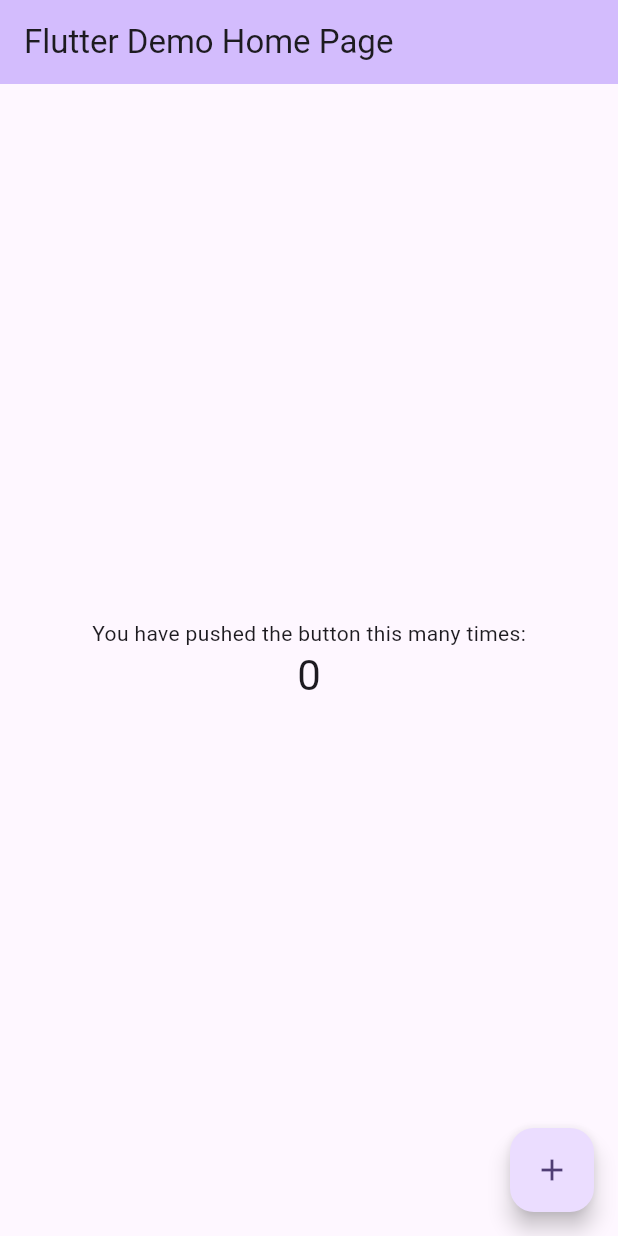
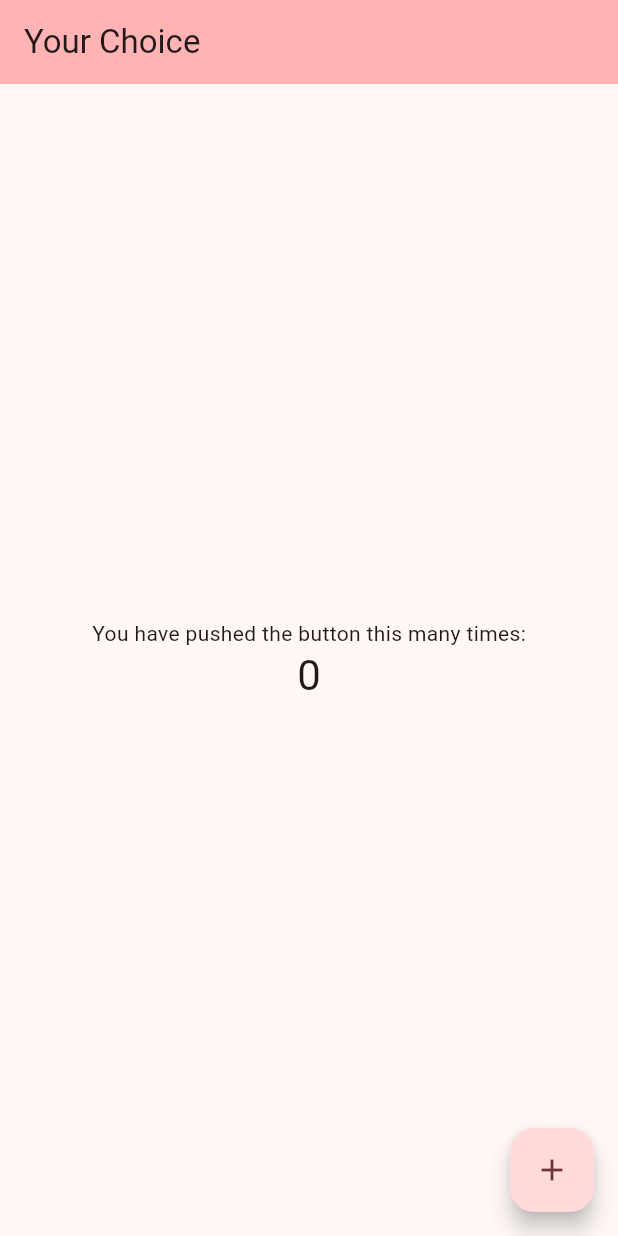
Before and after one commit to jimmurf5/your_choice, a Flutter app: the screen it shows after launch, on a phone screen of 412 x 824 dp. Run offline on Flutter 3.47's test engine with Material 3 defaults, Android fonts, the phone set to English and light mode, and no system bars.

```diff
--- a/lib/main.dart
+++ b/lib/main.dart
@@ -1,4 +1,12 @@
 import 'package:flutter/material.dart';
+
+//set theme data
+final theme = ThemeData(
+         colorScheme: ColorScheme.fromSeed(
+          seedColor: const Color.fromARGB(255, 183, 58, 73),
+          ),
+        useMaterial3: true,
+      );
 
 void main() {
   runApp(const MyApp());
@@ -11,27 +19,9 @@ class MyApp extends StatelessWidget {
   @override
   Widget build(BuildContext context) {
     return MaterialApp(
-      title: 'Flutter Demo',
-      theme: ThemeData(
-        // This is the theme of your application.
-        //
-        // TRY THIS: Try running your application with "flutter run". You'll see
-        // the application has a purple toolbar. Then, without quitting the app,
-        // try changing the seedColor in the colorScheme below to Colors.green
-        // and then invoke "hot reload" (save your changes or press the "hot
-        // reload" button in a Flutter-supported IDE, or press "r" if you used
-        // the command line to start the app).
-        //
-        // Notice that the counter didn't reset back to zero; the application
-        // state is not lost during the reload. To reset the state, use hot
-        // restart instead.
-        //
-        // This works for code too, not just values: Most code changes can be
-        // tested with just a hot reload.
-        colorScheme: ColorScheme.fromSeed(seedColor: Colors.deepPurple),
-        useMaterial3: true,
-      ),
-      home: const MyHomePage(title: 'Flutter Demo Home Page'),
+      title: 'Your Choice',
+      theme: theme,
+      home: const MyHomePage(title: 'Your Choice'),
     );
   }
 }
```
Also changed, not shown: lib/data/card_data.dart (+24 -0 lines), assets/images/dont_know.png (added), assets/images/maybe.png (added), assets/images/please.png (added), assets/images/stop.png (added), assets/images/thank_you.png (added), assets/images/wait.png (added), lib/widgets/message_card_item.dart (added).
